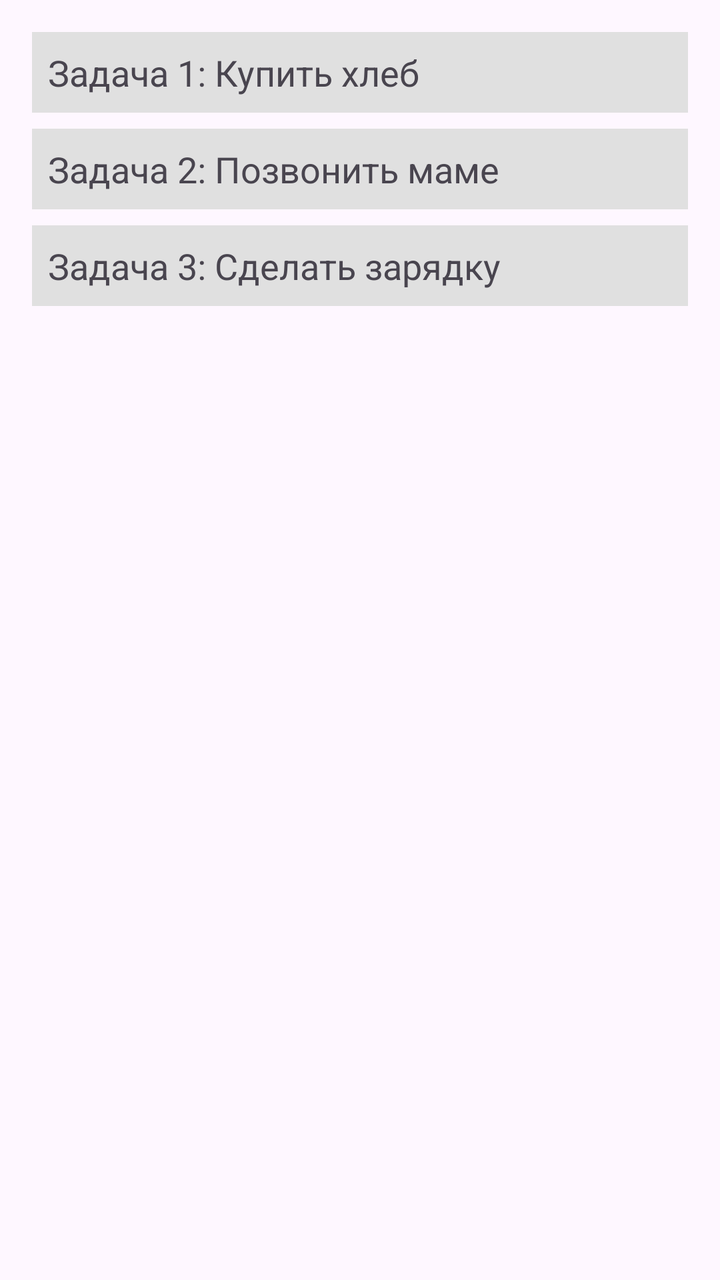
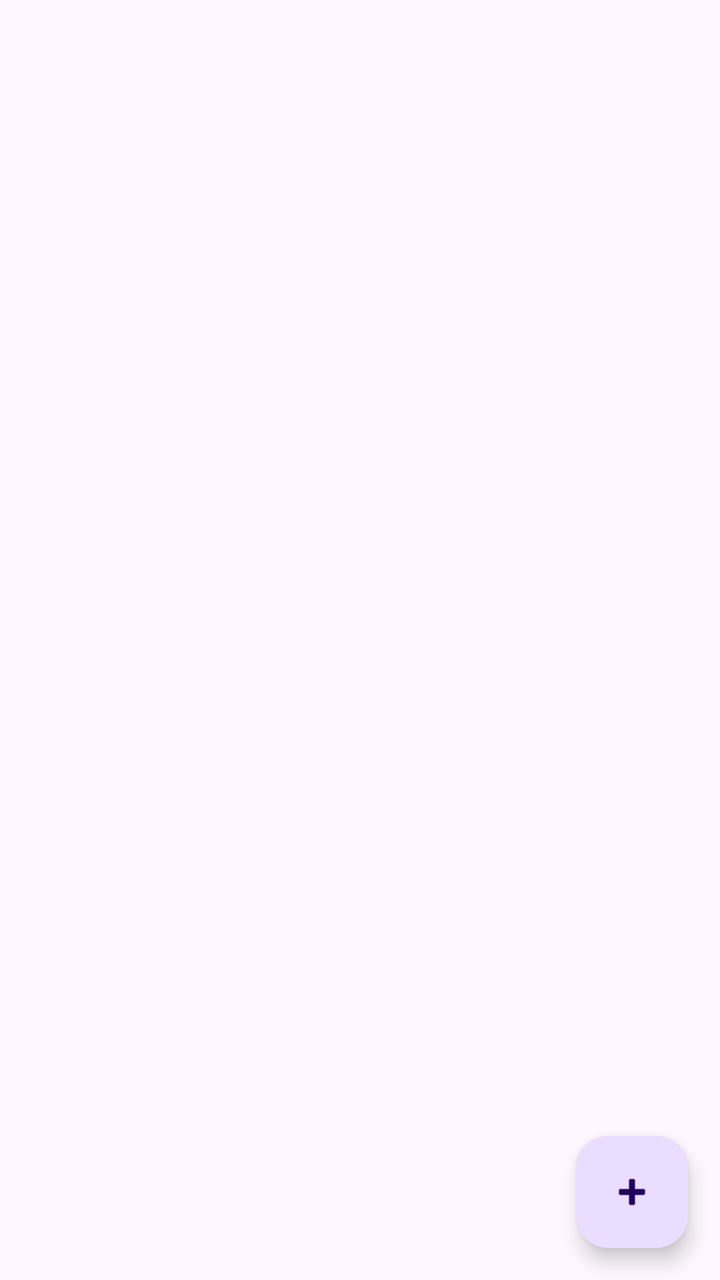

Compare the two renders of this Android layout. The source of the first and the diff that turns it into the second are given below.
<!-- AndroidManifest.xml: application theme Theme.YaKalendar -->
<!-- res/layout/activity_main.xml -->
<?xml version="1.0" encoding="utf-8"?>
<LinearLayout xmlns:android="http://schemas.android.com/apk/res/android"
    android:layout_width="match_parent"
    android:layout_height="match_parent"
    android:orientation="vertical"
    android:padding="16dp">

    <TextView
        android:id="@+id/task1"
        android:layout_width="match_parent"
        android:layout_height="wrap_content"
        android:text="@string/task_placeholder_1"
        android:textSize="18sp"
        android:padding="8dp"
        android:background="#E0E0E0"
        android:layout_marginBottom="8dp"/>

    <TextView
        android:id="@+id/task2"
        android:layout_width="match_parent"
        android:layout_height="wrap_content"
        android:text="@string/task_placeholder_2"
        android:textSize="18sp"
        android:padding="8dp"
        android:background="#E0E0E0"
        android:layout_marginBottom="8dp"/>

    <TextView
        android:id="@+id/task3"
        android:layout_width="match_parent"
        android:layout_height="wrap_content"
        android:text="@string/task_placeholder_3"
        android:textSize="18sp"
        android:padding="8dp"
        android:background="#E0E0E0"/>

</LinearLayout>
<!-- resources referenced by this layout -->
<resources>
  <string name="task_placeholder_1">Задача 1: Купить хлеб</string>
  <string name="task_placeholder_2">Задача 2: Позвонить маме</string>
  <string name="task_placeholder_3">Задача 3: Сделать зарядку</string>
  <style name="Theme.YaKalendar" parent="Base.Theme.YaKalendar" />
  <style name="Base.Theme.YaKalendar" parent="Theme.Material3.DayNight.NoActionBar">
          
          
      </style>
</resources>

<!-- the commit's change to res/layout/activity_main.xml (unified diff, before → after) -->
@@ -1,37 +1,26 @@
 <?xml version="1.0" encoding="utf-8"?>
-<LinearLayout xmlns:android="http://schemas.android.com/apk/res/android"
+<androidx.constraintlayout.widget.ConstraintLayout
+    xmlns:android="http://schemas.android.com/apk/res/android"
+    xmlns:app="http://schemas.android.com/apk/res-auto"
     android:layout_width="match_parent"
-    android:layout_height="match_parent"
-    android:orientation="vertical"
-    android:padding="16dp">
+    android:layout_height="match_parent">
 
-    <TextView
-        android:id="@+id/task1"
-        android:layout_width="match_parent"
+    <androidx.recyclerview.widget.RecyclerView
+        android:id="@+id/recyclerView"
+        android:layout_width="0dp"
+        android:layout_height="0dp"
+        app:layout_constraintTop_toTopOf="parent"
+        app:layout_constraintBottom_toBottomOf="parent"
+        app:layout_constraintStart_toStartOf="parent"
+        app:layout_constraintEnd_toEndOf="parent"/>
+
+    <com.google.android.material.floatingactionbutton.FloatingActionButton
+        android:id="@+id/fabAdd"
+        android:layout_width="wrap_content"
         android:layout_height="wrap_content"
-        android:text="@string/task_placeholder_1"
-        android:textSize="18sp"
-        android:padding="8dp"
-        android:background="#E0E0E0"
-        android:layout_marginBottom="8dp"/>
+        android:src="@android:drawable/ic_input_add"
+        android:layout_margin="16dp"
+        app:layout_constraintBottom_toBottomOf="parent"
+        app:layout_constraintEnd_toEndOf="parent"/>
 
-    <TextView
-        android:id="@+id/task2"
-        android:layout_width="match_parent"
-        android:layout_height="wrap_content"
-        android:text="@string/task_placeholder_2"
-        android:textSize="18sp"
-        android:padding="8dp"
-        android:background="#E0E0E0"
-        android:layout_marginBottom="8dp"/>
-
-    <TextView
-        android:id="@+id/task3"
-        android:layout_width="match_parent"
-        android:layout_height="wrap_content"
-        android:text="@string/task_placeholder_3"
-        android:textSize="18sp"
-        android:padding="8dp"
-        android:background="#E0E0E0"/>
-
-</LinearLayout>
+</androidx.constraintlayout.widget.ConstraintLayout>
<!-- resource entries referenced after the edit -->
@@ -1,8 +1,5 @@
 <!-- resources referenced by this layout -->
 <resources>
-  <string name="task_placeholder_1">Задача 1: Купить хлеб</string>
-  <string name="task_placeholder_2">Задача 2: Позвонить маме</string>
-  <string name="task_placeholder_3">Задача 3: Сделать зарядку</string>
   <style name="Theme.YaKalendar" parent="Base.Theme.YaKalendar" />
   <style name="Base.Theme.YaKalendar" parent="Theme.Material3.DayNight.NoActionBar">
           
